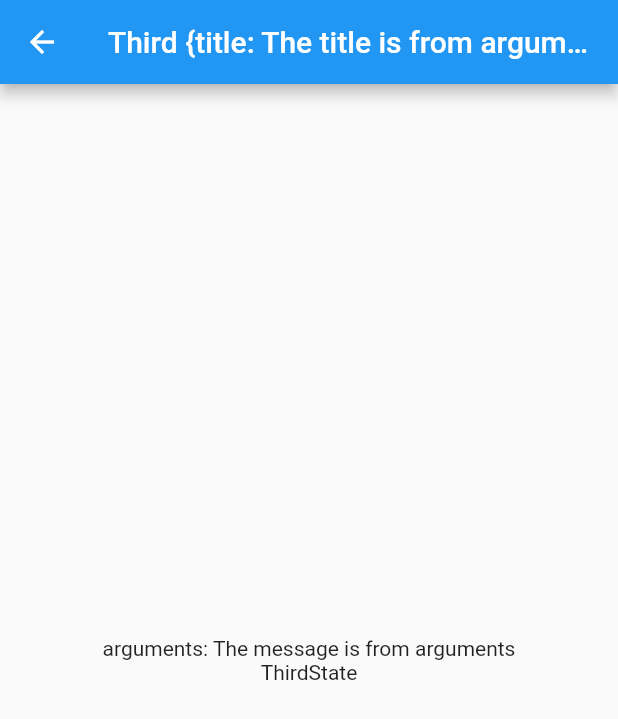
After one commit to ericliao79/flutter_0006, a Flutter app: the screen it shows after launch, after a tap on "Go to Third", on a phone screen of 412 x 824 dp. The commit adds this screen. Shown: the top 719 px of the screen. Run offline on Flutter 3.47's test engine with Material 2 defaults, Android fonts, the phone set to English and light mode, and no system bars; our stand-ins replace get.

Commit message:
💡 feat: update GetView

```diff
--- a/lib/home/view.dart
+++ b/lib/home/view.dart
@@ -22,12 +22,21 @@ class HomePage extends StatelessWidget {
             ElevatedButton(
                 child: const Text('Go to Other'),
                 onPressed: () {
-                  var arguments =  {
+                  var arguments = {
                     'title': 'The title is from arguments',
                     'message': 'The message is from arguments',
                   };
                   Get.toNamed('/other', arguments: arguments);
-                })
+                }),
+            ElevatedButton(
+                child: const Text('Go to Third'),
+                onPressed: () {
+                  var arguments = {
+                    'title': 'The title is from arguments',
+                    'message': 'The message is from arguments',
+                  };
+                  Get.toNamed('/third', arguments: arguments);
+                }),
           ],
         ),
       ),
--- a/lib/main.dart
+++ b/lib/main.dart
@@ -1,8 +1,11 @@
 import 'package:flutter/material.dart';
 import 'package:flutter/services.dart';
+import 'package:get/get.dart';
+
 import 'package:flutter_0006/home/view.dart';
 import 'package:flutter_0006/other/view.dart';
-import 'package:get/get.dart';
+import 'package:flutter_0006/third/view.dart';
+import 'package:flutter_0006/third/bind.dart';
 
 void main() {
   // 確保 flutter 完成載入
@@ -21,6 +24,7 @@ void main() {
           getPages: [
             GetPage(name: '/', page: () => HomePage()),
             GetPage(name: '/other', page: () => OtherPage()),
+            GetPage(name: '/third', page: () => ThirdPage(), binding: ThirdBind()),
           ],
       )
   );
--- /dev/null
+++ b/lib/third/bind.dart
@@ -0,0 +1,10 @@
+import 'package:get/get.dart';
+
+import 'logic.dart';
+
+class ThirdBind extends Bindings {
+  @override
+  void dependencies() {
+    Get.lazyPut<ThirdLogic>(() => ThirdLogic());
+  }
+}
--- /dev/null
+++ b/lib/third/logic.dart
@@ -0,0 +1,7 @@
+import 'package:get/get.dart';
+
+import 'state.dart';
+
+class ThirdLogic extends GetxController {
+  final ThirdState state = ThirdState();
+}
--- /dev/null
+++ b/lib/third/state.dart
@@ -0,0 +1,5 @@
+import 'package:get/get.dart';
+
+class ThirdState {
+  var name = 'ThirdState'.obs;
+}
--- /dev/null
+++ b/lib/third/view.dart
@@ -0,0 +1,31 @@
+import 'package:flutter/material.dart';
+import 'package:get/get.dart';
+
+import 'logic.dart';
+
+class ThirdPage extends GetView<ThirdLogic> {
+  ThirdPage({Key? key}) : super(key: key);
+
+  final arguments = Get.arguments as Map<String, String>;
+
+  @override
+  Widget build(BuildContext context) {
+    return Scaffold(
+      appBar: AppBar(
+        title: Text("Third ${Get.arguments}"),
+      ),
+      body: Center(
+        child: Column(
+          mainAxisAlignment: MainAxisAlignment.center,
+          children: [
+            Text("arguments: ${arguments['message']}"),
+            Obx(() {
+                return Text('${controller.state.name}');
+              },
+            ),
+          ],
+        ),
+      ),
+    );
+  }
+}
```
Also changed, not shown: 1 other file.
